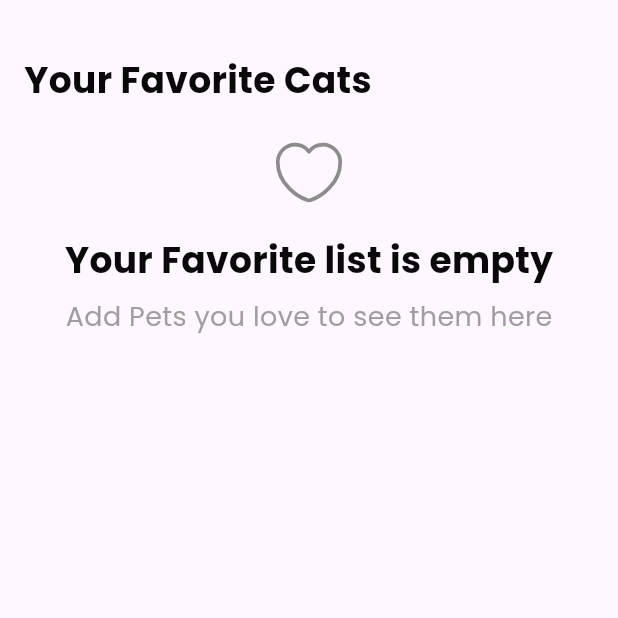
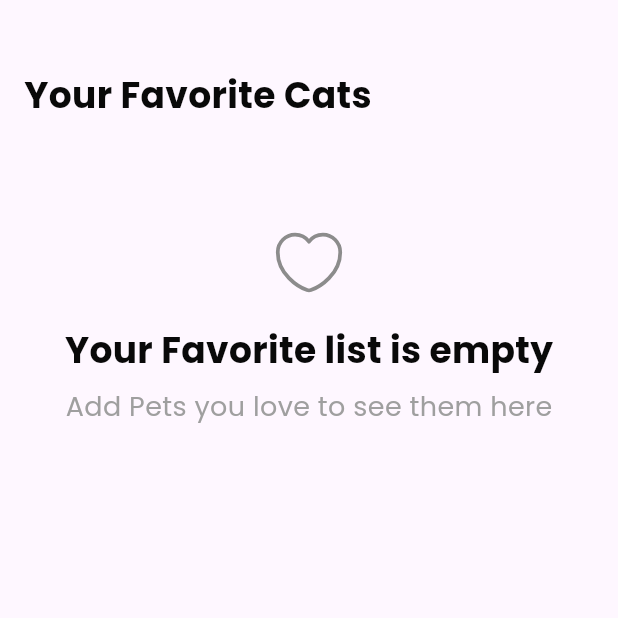
Before and after one commit to fatima304/PetFinderApp, a Flutter app: the FavScreen screen opened by its route, on a phone screen of 412 x 824 dp, the top half of it. Run offline on Flutter 3.47's test engine with Material 3 defaults, Android fonts, the phone set to English and light mode, and no system bars; our stand-ins replace dio, flutter_bloc, flutter_svg, get_it, pretty_dio_logger, retrofit; generated files the repository leaves out were written again.

Commit message:
Edit in UI

```diff
--- a/lib/features/favourite/presentation/screens/fav_screen.dart
+++ b/lib/features/favourite/presentation/screens/fav_screen.dart
@@ -32,7 +32,7 @@ class _FavScreenState extends State<FavScreen> {
             padding: const EdgeInsets.all(16.0),
             child: CustomScrollView(
               slivers: [
-                const SliverToBoxAdapter(child: SizedBox(height: 20)),
+                const SliverToBoxAdapter(child: SizedBox(height: 30)),
                 SliverToBoxAdapter(
                   child: Text(
                     'Your Favorite Cats',
@@ -41,7 +41,7 @@ class _FavScreenState extends State<FavScreen> {
                 ),
                 const SliverToBoxAdapter(child: SizedBox(height: 20)),
                 if (state is FavouriteSuccess && state.favouriteCats.isEmpty)
-                  const SliverToBoxAdapter(child: Center(child: FavEmptyView()))
+                  const SliverToBoxAdapter(child: FavEmptyView())
                 else if (state is FavouriteSuccess &&
                     state.favouriteCats.isNotEmpty)
                   SliverGrid(
--- a/lib/features/favourite/presentation/widgets/fav_card.dart
+++ b/lib/features/favourite/presentation/widgets/fav_card.dart
@@ -87,10 +87,8 @@ class FavCard extends StatelessWidget {
                         getIt<FavouriteCubit>().toggleFavourite(cat);
                       },
                       child: SvgPicture.asset(
-                        AppICons.heart,
-                        color: isFavourite
-                            ? AppColors.mainColor
-                            : AppColors.darkGrey,
+                        isFavourite ? AppICons.fav : AppICons.heart,
+                        color: AppColors.mainColor,
                       ),
                     ),
                   ],
--- a/lib/features/favourite/presentation/widgets/fav_empty_view.dart
+++ b/lib/features/favourite/presentation/widgets/fav_empty_view.dart
@@ -12,6 +12,7 @@ class FavEmptyView extends StatelessWidget {
       crossAxisAlignment: CrossAxisAlignment.center,
       mainAxisAlignment: MainAxisAlignment.center,
       children: [
+        const SizedBox(height: 50),
         SvgPicture.asset(AppICons.heart, width: 50, height: 50),
         const SizedBox(height: 16),
         Text(
```
Also changed, not shown: lib/features/home/presentation/screens/home_screen.dart (+1 -6 lines).
